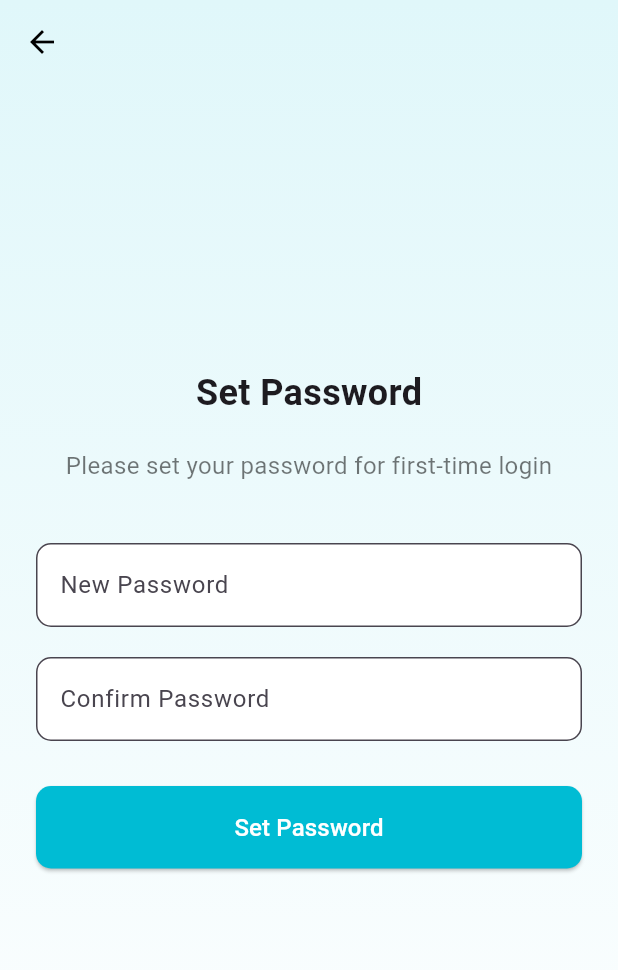
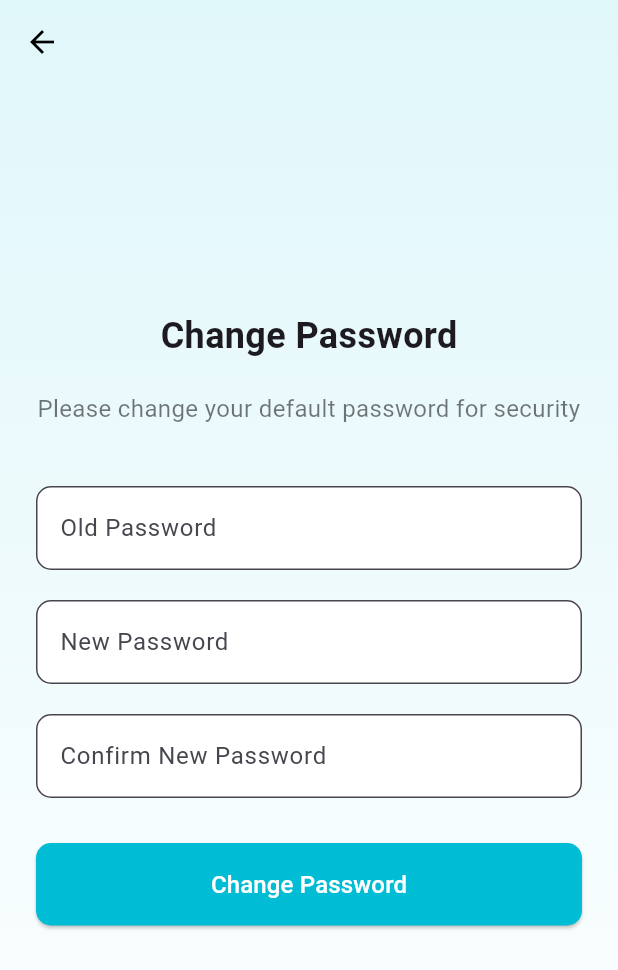
Before and after one commit to Dharani-YCore/Attendance-System, a Flutter app: the SetPasswordScreen screen opened by its route, on a phone screen of 412 x 824 dp. Shown: the top 970 px of the screen. Run offline on Flutter 3.47's test engine with Material 3 defaults, Android fonts, the phone set to English and light mode, and no system bars; our stand-ins replace fl_chart, shared_preferences; accounts and stored records are empty.

Commit message:
Implement secure password change flow with old password verification

```diff
--- a/lib/screens/set_password_screen.dart
+++ b/lib/screens/set_password_screen.dart
@@ -9,6 +9,7 @@ class SetPasswordScreen extends StatefulWidget {
 }
 
 class _SetPasswordScreenState extends State<SetPasswordScreen> {
+  final TextEditingController _oldPasswordController = TextEditingController();
   final TextEditingController _newPasswordController = TextEditingController();
   final TextEditingController _confirmPasswordController = TextEditingController();
   bool _isLoading = false;
@@ -74,22 +75,28 @@ class _SetPasswordScreenState extends State<SetPasswordScreen> {
   }
 
   void _handleSetPassword() async {
+    final oldPassword = _oldPasswordController.text.trim();
     final newPassword = _newPasswordController.text.trim();
     final confirmPassword = _confirmPasswordController.text.trim();
     final email = ModalRoute.of(context)?.settings.arguments as String?;
 
-    if (newPassword.isEmpty || confirmPassword.isEmpty) {
+    if (oldPassword.isEmpty || newPassword.isEmpty || confirmPassword.isEmpty) {
       _showMessage('Please fill in all fields', isError: true);
       return;
     }
 
     if (newPassword != confirmPassword) {
-      _showMessage('Passwords do not match', isError: true);
+      _showMessage('New password and confirm password do not match', isError: true);
       return;
     }
 
     if (newPassword.length < 6) {
       _showMessage('Password must be at least 6 characters', isError: true);
+      return;
+    }
+
+    if (oldPassword == newPassword) {
+      _showMessage('New password must be different from old password', isError: true);
       return;
     }
 
@@ -103,10 +110,16 @@ class _SetPasswordScreenState extends State<SetPasswordScreen> {
     });
 
     try {
-      final result = await ApiService.setPassword(email, newPassword);
+      final result = await ApiService.setPassword(email, oldPassword, newPassword, confirmPassword);
 
       if (result['success']) {
-        _showSuccessDialog(context, email);
+        // Password changed successfully, navigate to dashboard
+        if (result['token'] != null) {
+          // Token is already saved by ApiService, navigate to dashboard
+          Navigator.pushReplacementNamed(context, '/dashboard');
+        } else {
+          _showSuccessDialog(context, email);
+        }
       } else {
         _showMessage(result['message'], isError: true);
       }
@@ -151,20 +164,23 @@ class _SetPasswordScreenState extends State<SetPasswordScreen> {
             child: Column(
               children: [
                 const Text(
-                  'Set Password',
+                  'Change Password',
                   style: TextStyle(fontSize: 24, fontWeight: FontWeight.bold),
                 ),
                 const SizedBox(height: 20),
                 const Text(
-                  'Please set your password for first-time login',
+                  'Please change your default password for security',
                   textAlign: TextAlign.center,
                   style: TextStyle(fontSize: 16, color: Colors.black54),
                 ),
                 const SizedBox(height: 40),
+                _buildTextField('Old Password',
+                    controller: _oldPasswordController, isPassword: true),
+                const SizedBox(height: 20),
                 _buildTextField('New Password',
                     controller: _newPasswordController, isPassword: true),
                 const SizedBox(height: 20),
-                _buildTextField('Confirm Password',
+                _buildTextField('Confirm New Password',
                     controller: _confirmPasswordController, isPassword: true),
                 const SizedBox(height: 30),
                 SizedBox(
@@ -188,7 +204,7 @@ class _SetPasswordScreenState extends State<SetPasswordScreen> {
                             ),
                           )
                         : const Text(
-                            'Set Password',
+                            'Change Password',
                             style: TextStyle(fontSize: 16, color: Colors.white),
                           ),
                   ),
```
Also changed, not shown: lib/providers/auth_provider.dart (+7 -2 lines).
